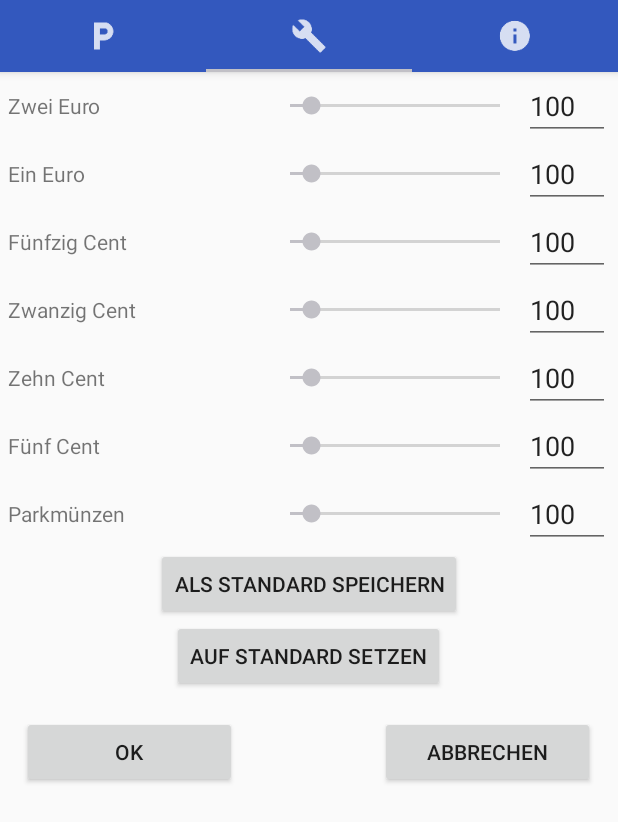
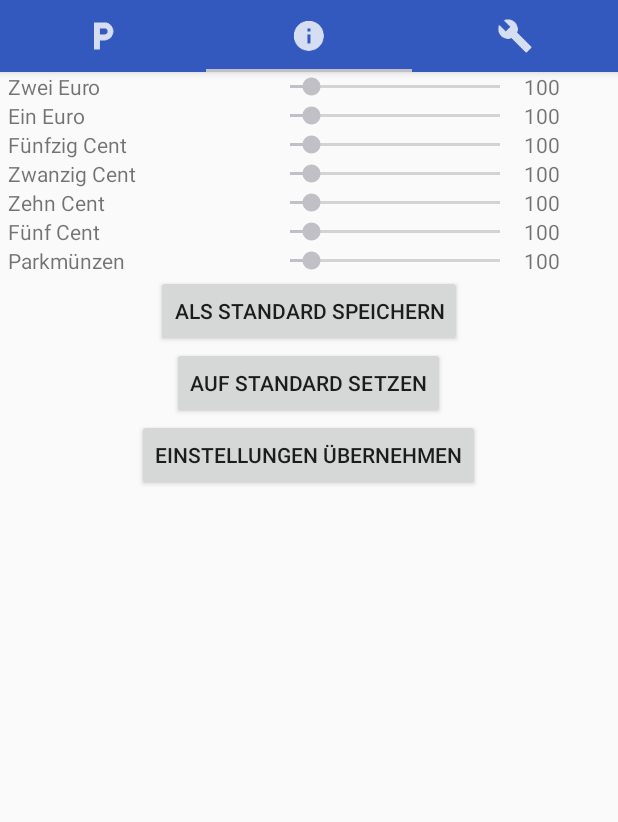
Before and after one commit to Poescho/Advanced-SWE, an Android app: the screen it shows after launch (MainActivity), tab 2 chosen, on a phone screen of 412 x 824 dp. Shown: the top 822 px of the screen. Run offline under Robolectric (Android 15) with nearby library versions, the phone set to English and light mode, and no system bars.

Commit message:
Dialoge hinzugefügt und anderer Kram

```diff
--- a/Kassenautomat-1-master/Kassenautomat_DHBW_AS/app/src/main/java/com/example/michael/kassenautomat_dhbw/MainActivity.java
+++ b/Kassenautomat-1-master/Kassenautomat_DHBW_AS/app/src/main/java/com/example/michael/kassenautomat_dhbw/MainActivity.java
@@ -70,8 +70,8 @@ public class MainActivity extends AppCompatActivity implements OnButtonClickedCa
         Resources res = getResources();
 
         Drawable parking = res.getDrawable(R.drawable.ic_parking);
-       Drawable state = res.getDrawable(R.drawable.ic_state);
-        Drawable quittung = res.getDrawable(R.drawable.ic_quittung);
+       Drawable state = res.getDrawable(R.drawable.ic_quittung);
+        Drawable quittung = res.getDrawable(R.drawable.ic_state);
 
 
        tabLayout.getTabAt(0).setIcon(parking);
--- a/Kassenautomat-1-master/Kassenautomat_DHBW_AS/app/src/main/java/com/example/michael/kassenautomat_dhbw/fragments/mainKassenautomat/FragmentKassenautomat.java
+++ b/Kassenautomat-1-master/Kassenautomat_DHBW_AS/app/src/main/java/com/example/michael/kassenautomat_dhbw/fragments/mainKassenautomat/FragmentKassenautomat.java
@@ -36,7 +36,6 @@ public class FragmentKassenautomat extends MyFragment  {
         super.onCreate(savedInstanceState);
         FragmentTransaction transaction = getChildFragmentManager().beginTransaction();
         {
-            System.out.println("onCreate: Kassenautomat");
             transaction.add(R.id.kassen_main_container_one, this.fragmentAutomat);
             transaction.add(R.id.kassen_main_container_two, this.fragmentTicketList);
             transaction.add(R.id.kasseny_main_container_three, this.fragmentUserInformation);
--- a/Kassenautomat-1-master/Kassenautomat_DHBW_AS/app/src/main/java/com/example/michael/kassenautomat_dhbw/fragments/maintain/FragmentMaintain.java
+++ b/Kassenautomat-1-master/Kassenautomat_DHBW_AS/app/src/main/java/com/example/michael/kassenautomat_dhbw/fragments/maintain/FragmentMaintain.java
@@ -18,6 +18,7 @@ import com.example.michael.kassenautomat_dhbw.R;
 import com.example.michael.kassenautomat_dhbw.datatypes.Automata;
 import com.example.michael.kassenautomat_dhbw.datatypes.Money;
 import com.example.michael.kassenautomat_dhbw.dialogs.MyFragment;
+import com.example.michael.kassenautomat_dhbw.dialogs.TextDialog;
 import com.example.michael.kassenautomat_dhbw.exceptions.DbException;
 import com.example.michael.kassenautomat_dhbw.util.DefaultValuesHandler;
 import com.example.michael.kassenautomat_dhbw.util.KassenautomatContext;
@@ -52,25 +53,24 @@ public class FragmentMaintain extends MyFragment {
         LayoutInflater layoutInflater = LayoutInflater.from(getActivity());
         View view = layoutInflater.inflate(R.layout.dialog_maintain, null);
 
-        Button btnCancel = (Button)view.findViewById(R.id.dialog_maintain_cancel);
         Button btnSetDefault = (Button)view.findViewById(R.id.dialog_maintain_set_default);
         Button btnLoadDefault = (Button)view.findViewById(R.id.dialog_maintain_load_default);
         Button btnOk = (Button)view.findViewById(R.id.dialog_maintain_ok);
 
         sbTwoEuro = (SeekBar)view.findViewById(R.id.dialog_maintain_two_euro_seek_bar);
-        final EditText etTwoEuro = (EditText)view.findViewById(R.id.dialog_maintain_two_euro_edit_text);
+        final TextView etTwoEuro = (TextView)view.findViewById(R.id.dialog_maintain_two_euro_edit_text);
         sbOneEuro = (SeekBar)view.findViewById(R.id.dialog_maintain_one_euro_seek_bar);
-        final EditText etOneEuro = (EditText)view.findViewById(R.id.dialog_maintain_one_euro_edit_text);
+        final TextView etOneEuro = (TextView)view.findViewById(R.id.dialog_maintain_one_euro_edit_text);
         sbFiftyCent = (SeekBar)view.findViewById(R.id.dialog_maintain_fifty_cent_seek_bar);
-        final EditText etFiftyCent = (EditText)view.findViewById(R.id.dialog_maintain_fifty_cent_edit_text);
+        final TextView etFiftyCent = (TextView)view.findViewById(R.id.dialog_maintain_fifty_cent_edit_text);
         sbTwentyCent = (SeekBar)view.findViewById(R.id.dialog_maintain_twenty_cent_seek_bar);
-        final EditText etTwentyCent = (EditText)view.findViewById(R.id.dialog_maintain_twenty_cent_edit_text);
+        final TextView etTwentyCent = (TextView)view.findViewById(R.id.dialog_maintain_twenty_cent_edit_text);
         sbTenCent = (SeekBar)view.findViewById(R.id.dialog_maintain_ten_cent_seek_bar);
-        final EditText etTenCent = (EditText)view.findViewById(R.id.dialog_maintain_ten_cent_edit_text);
+        final TextView etTenCent = (TextView)view.findViewById(R.id.dialog_maintain_ten_cent_edit_text);
         sbFiveCent = (SeekBar)view.findViewById(R.id.dialog_maintain_five_cent_seek_bar);
-        final EditText etFiveCent = (EditText)view.findViewById(R.id.dialog_maintain_five_cent_edit_text);
+        final TextView etFiveCent = (TextView)view.findViewById(R.id.dialog_maintain_five_cent_edit_text);
         sbParkCoins = (SeekBar)view.findViewById(R.id.dialog_maintain_park_coins_seek_bar);
-        final EditText etParkCoins = (EditText)view.findViewById(R.id.dialog_maintain_park_coins_edit_text);
+        final TextView etParkCoins = (TextView)view.findViewById(R.id.dialog_maintain_park_coins_edit_text);
 
 
 
@@ -109,6 +109,9 @@ public class FragmentMaintain extends MyFragment {
                     e.printStackTrace();
                 }
 
+                TextDialog dialog = new TextDialog();
+                dialog.setArguments(TextDialog.getBundle("Ihre Einstellungen wurden übernommen!"));
+                dialog.show(mCallback.getKassenautomatContext().getFragmentManager(), "Show confirmation maintain");
                // dismiss();
             }
         });
@@ -128,6 +131,13 @@ public class FragmentMaintain extends MyFragment {
 
                 DefaultValuesHandler.setDefaultMoney(mCallback.getKassenautomatContext(), tempMoney);
                 DefaultValuesHandler.setDefaultParkCoins(mCallback.getKassenautomatContext(), sbParkCoins.getProgress());
+
+                TextDialog dialog = new TextDialog();
+                dialog.setArguments(TextDialog.getBundle("Ihre Einstellungen wurden als Standard übernommen!"));
+                dialog.show(mCallback.getKassenautomatContext().getFragmentManager(), "Set default settings");
+
+
+
             }
         });
 
@@ -144,14 +154,10 @@ public class FragmentMaintain extends MyFragment {
                 sbTenCent.setProgress(defaultMoney.getTenCent());
                 sbFiveCent.setProgress(defaultMoney.getFiveCent());
                 sbParkCoins.setProgress(DefaultValuesHandler.getDefaultParkCoins(mCallback.getKassenautomatContext()));
-            }
-        });
 
-
-        btnCancel.setOnClickListener(new View.OnClickListener() {
-            @Override
-            public void onClick(View v) {
-              //  dismiss();
+                TextDialog dialog = new TextDialog();
+                dialog.setArguments(TextDialog.getBundle("Ihre Einstellungen wurden zurückgesetzt!"));
+                dialog.show(mCallback.getKassenautomatContext().getFragmentManager(), "Show default settings");
             }
         });
 
@@ -190,7 +196,7 @@ public class FragmentMaintain extends MyFragment {
     }
 
 
-    private void bindSeekBarValueAndEditTextInput(final SeekBar sb, final EditText et) {
+    private void bindSeekBarValueAndEditTextInput(final SeekBar sb, final TextView et) {
         sb.setOnSeekBarChangeListener(new SeekBar.OnSeekBarChangeListener() {
             @Override
             public void onProgressChanged(SeekBar seekBar, int progress, boolean fromUser) {
--- a/Kassenautomat-1-master/Kassenautomat_DHBW_AS/app/src/main/java/com/example/michael/kassenautomat_dhbw/fragments/settings/FragmentSettings.java
+++ b/Kassenautomat-1-master/Kassenautomat_DHBW_AS/app/src/main/java/com/example/michael/kassenautomat_dhbw/fragments/settings/FragmentSettings.java
@@ -36,7 +36,6 @@ public class FragmentSettings extends MyFragment {
         View view = layoutInflater.inflate(R.layout.dialog_settings, null);
 
         Button btnOk = (Button)view.findViewById(R.id.dialog_settings_ok);
-        Button btnCancel = (Button)view.findViewById(R.id.dialog_settings_cancel);
         Button btnResetUser = (Button)view.findViewById(R.id.dialog_settings_reset_user);
 
         final EditText etBasePrice = (EditText)view.findViewById(R.id.dialog_settings_base_price_edit_text);
@@ -61,6 +60,9 @@ public class FragmentSettings extends MyFragment {
             public void onClick(View v) {
                 try {
                     kassenautomatContext.resetUser();
+                    TextDialog dialog = new TextDialog();
+                    dialog.setArguments(TextDialog.getBundle("Ihr Benutzer wurde zurückgesetzt!"));
+                    dialog.show(mCallback.getKassenautomatContext().getFragmentManager(), "Reset User");
                 } catch (DbException e) {
                     e.printStackTrace();
                 }
@@ -116,15 +118,10 @@ public class FragmentSettings extends MyFragment {
                 DefaultValuesHandler.setBasePriceDay(kassenautomatContext, basePriceDay);
                 DefaultValuesHandler.setPricePerDay(kassenautomatContext, pricePerDay);
 
+                TextDialog dialog = new TextDialog();
+                dialog.setArguments(TextDialog.getBundle("Ihre Einstellungen wurden übernommen!"));
+                dialog.show(mCallback.getKassenautomatContext().getFragmentManager(), "Show confirmation settings");
                 //dismiss();
-            }
-        });
-
-
-        btnCancel.setOnClickListener(new View.OnClickListener() {
-            @Override
-            public void onClick(View v) {
-               // dismiss();
             }
         });
 
--- a/Kassenautomat-1-master/Kassenautomat_DHBW_AS/app/src/main/java/com/example/michael/kassenautomat_dhbw/fragments/three/FragmentUserInformation.java
+++ b/Kassenautomat-1-master/Kassenautomat_DHBW_AS/app/src/main/java/com/example/michael/kassenautomat_dhbw/fragments/three/FragmentUserInformation.java
@@ -22,7 +22,6 @@ public class FragmentUserInformation extends MyFragment {
     public View onCreateView(LayoutInflater inflater, ViewGroup container,
                              Bundle savedInstanceState) {
         // TODO Auto-generated method stub
-        System.out.println("onCreateView");
         view = inflater.inflate(R.layout.fragment_three, container, false);
         showTickets = (Button) view.findViewById(R.id.fragment_three_show_park_coins);
         showMoney = (Button) view.findViewById(R.id.fragment_three_show_money);
--- a/Kassenautomat-1-master/Kassenautomat_DHBW_AS/app/src/main/res/layout/dialog_maintain.xml
+++ b/Kassenautomat-1-master/Kassenautomat_DHBW_AS/app/src/main/res/layout/dialog_maintain.xml
@@ -28,12 +28,11 @@
             android:layout_gravity="center_vertical"
             android:max="999" />
 
-        <EditText
+        <TextView
             android:id="@+id/dialog_maintain_two_euro_edit_text"
             android:layout_width="0dp"
             android:layout_height="wrap_content"
             android:layout_weight="1"
-            android:inputType="number"
             android:maxLength="3"
             android:layout_gravity="center_vertical" />
     </LinearLayout>
@@ -59,12 +58,11 @@
             android:layout_gravity="center_vertical"
             android:max="999" />
 
-        <EditText
+        <TextView
             android:id="@+id/dialog_maintain_one_euro_edit_text"
             android:layout_width="0dp"
             android:layout_height="wrap_content"
             android:layout_weight="1"
-            android:inputType="number"
             android:maxLength="3"
             android:layout_gravity="center_vertical" />
     </LinearLayout>
@@ -90,12 +88,11 @@
             android:layout_gravity="center_vertical"
             android:max="999" />
 
-        <EditText
+        <TextView
             android:id="@+id/dialog_maintain_fifty_cent_edit_text"
             android:layout_width="0dp"
             android:layout_height="wrap_content"
             android:layout_weight="1"
-            android:inputType="number"
             android:maxLength="3"
             android:layout_gravity="center_vertical" />
     </LinearLayout>
@@ -121,12 +118,11 @@
             android:layout_gravity="center_vertical"
             android:max="999" />
 
-        <EditText
+        <TextView
             android:id="@+id/dialog_maintain_twenty_cent_edit_text"
             android:layout_width="0dp"
             android:layout_height="wrap_content"
             android:layout_weight="1"
-            android:inputType="number"
             android:maxLength="3"
             android:layout_gravity="center_vertical" />
     </LinearLayout>
@@ -152,12 +148,11 @@
             android:layout_gravity="center_vertical"
             android:max="999" />
 
-        <EditText
+        <TextView
             android:id="@+id/dialog_maintain_ten_cent_edit_text"
             android:layout_width="0dp"
             android:layout_height="wrap_content"
             android:layout_weight="1"
-            android:inputType="number"
             android:maxLength="3"
             android:layout_gravity="center_vertical" />
     </LinearLayout>
@@ -183,12 +178,11 @@
             android:layout_gravity="center_vertical"
             android:max="999" />
 
-        <EditText
+        <TextView
             android:id="@+id/dialog_maintain_five_cent_edit_text"
             android:layout_width="0dp"
             android:layout_height="wrap_content"
             android:layout_weight="1"
-            android:inputType="number"
             android:maxLength="3"
             android:layout_gravity="center_vertical" />
     </LinearLayout>
@@ -213,12 +207,11 @@
             android:layout_gravity="center_vertical"
             android:max="999" />
 
-        <EditText
+        <TextView
             android:id="@+id/dialog_maintain_park_coins_edit_text"
             android:layout_width="0dp"
             android:layout_height="wrap_content"
             android:layout_weight="1"
-            android:inputType="number"
             android:maxLength="3"
             android:layout_gravity="center_vertical" />
     </LinearLayout>
@@ -238,9 +231,17 @@
         android:layout_gravity="center_horizontal|center_vertical"/>
 
 
+    <Button
+        android:id="@+id/dialog_maintain_ok"
+        android:text="@string/uebernehmen"
+        android:layout_width="wrap_content"
+        android:layout_height="wrap_content"
+        android:layout_gravity="center_horizontal|center_vertical"/>
+
     <android.support.v4.widget.Space
         android:layout_width="wrap_content"
         android:layout_height="@dimen/height_dialog_edit_row_spacer" />
+
     <android.support.v4.widget.Space
         android:layout_width="wrap_content"
         android:layout_height="@dimen/height_dialog_edit_row_spacer" />
@@ -248,49 +249,5 @@
         android:layout_width="wrap_content"
         android:layout_height="@dimen/height_dialog_edit_row_spacer" />
 
-    <LinearLayout
-        android:layout_width="match_parent"
-        android:layout_height="wrap_content">
-
-        <android.support.v4.widget.Space
-            android:layout_width="0dp"
-            android:layout_height="wrap_content"
-            android:layout_weight="1"/>
-
-        <Button
-            android:id="@+id/dialog_maintain_ok"
-            android:text="@string/ok"
-            android:layout_width="0dp"
-            android:layout_height="wrap_content"
-            android:layout_weight="15"/>
-
-
-        <android.support.v4.widget.Space
-            android:layout_width="0dp"
-            android:layout_height="wrap_content"
-            android:layout_weight="10"/>
-
-        <Button
-            android:id="@+id/dialog_maintain_cancel"
-            android:text="@string/cancel"
-            android:layout_width="0dp"
-            android:layout_height="wrap_content"
-            android:layout_weight="15"/>
-
-
-        <android.support.v4.widget.Space
-            android:layout_width="0dp"
-            android:layout_height="wrap_content"
-            android:layout_weight="1"/>
-
-    </LinearLayout>
-
-
-
-
-
-
-
-
 
 </LinearLayout>
--- a/Kassenautomat-1-master/Kassenautomat_DHBW_AS/app/src/main/res/values/strings.xml
+++ b/Kassenautomat-1-master/Kassenautomat_DHBW_AS/app/src/main/res/values/strings.xml
@@ -9,6 +9,7 @@
     <string name="paid">Bezahlt</string>
     <string name="dummy">DUMMY</string>
     <string name="ok">OK</string>
+    <string name="uebernehmen">EINSTELLUNGEN ÜBERNEHMEN</string>
     <string name="cancel">Abbrechen</string>
     <string name="cancel_paying">Bezahlvorgang abbrechen</string>
     <string name="maintain_machine">Automat warten</string>
```
Also changed, not shown: Kassenautomat-1-master/Kassenautomat_DHBW_AS/app/src/main/res/layout/dialog_settings.xml (+7 -44 lines).
